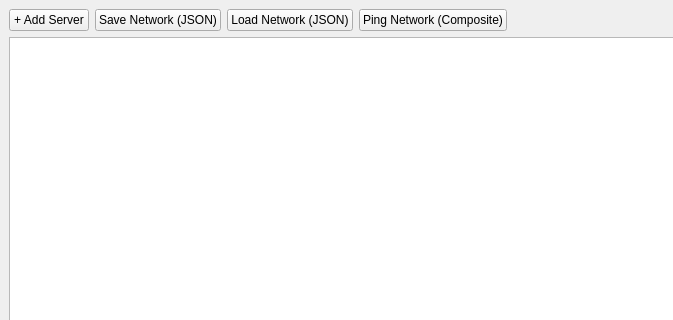
Before: the Qt Designer form gui/mainwindow.ui in IvanAntonchuk/oop-lab2-network-simulator, drawn with Qt 5; both pictures show x 0 to 673 and y 0 to 320 of the 1024 by 768 pixel window.
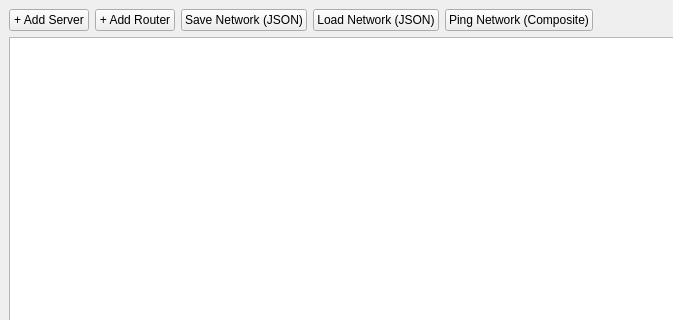
After: the same form once the commit is applied.

```diff
--- a/gui/mainwindow.ui
+++ b/gui/mainwindow.ui
@@ -24,6 +24,13 @@
         </property>
        </widget>
       </item>
+      <item>
+       <widget class="QPushButton" name="btnAddRouter">
+        <property name="text">
+         <string>+ Add Router</string>
+        </property>
+       </widget>
+      </item>
       <item>
        <widget class="QPushButton" name="btnSaveNetwork">
         <property name="text">
```
